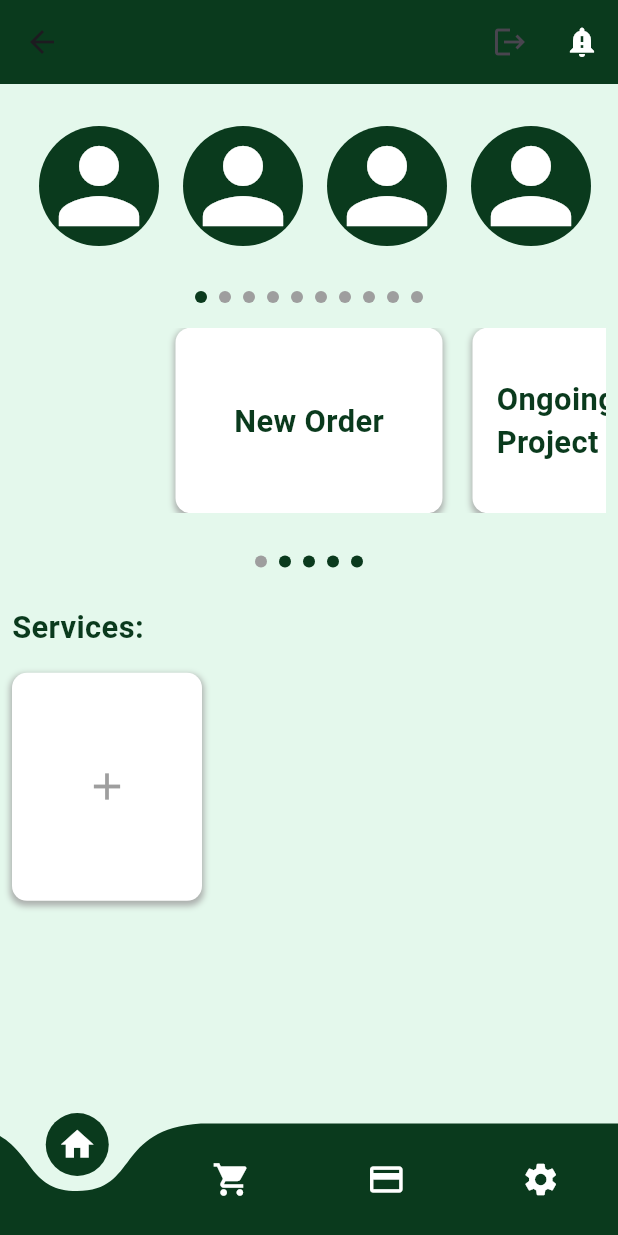
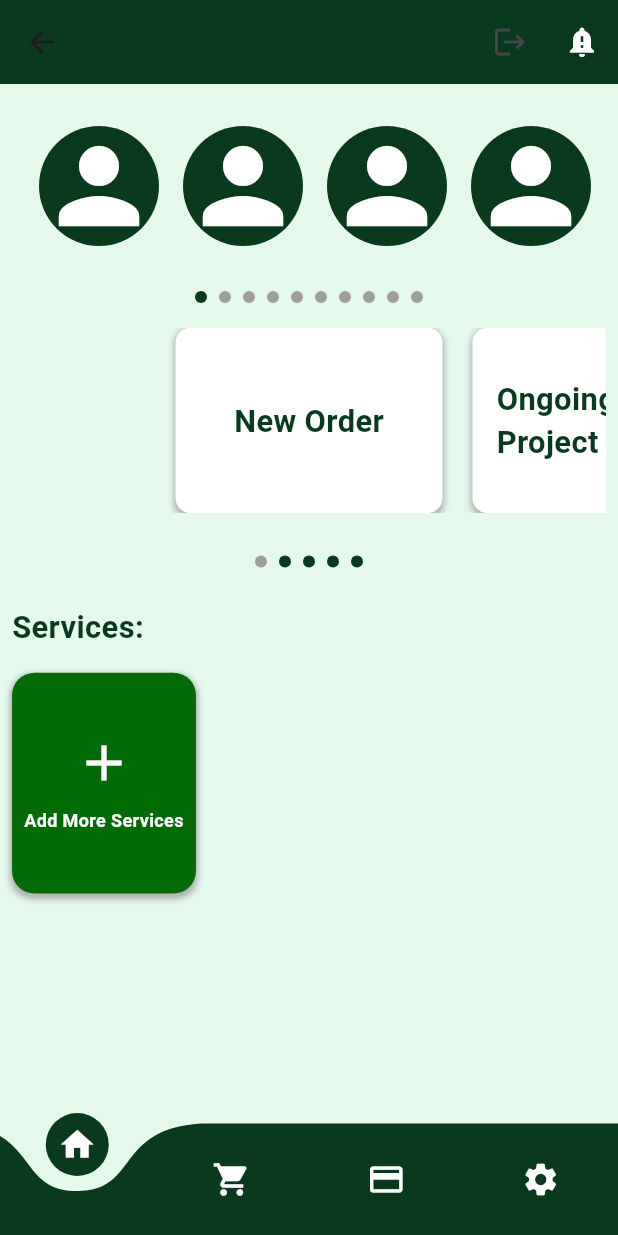
Before and after one commit to Ansinarose/company_app, a Flutter app: the HomeScreen screen opened by its route, on a phone screen of 412 x 824 dp. Run offline on Flutter 3.47's test engine with Material 3 defaults, Android fonts, the phone set to English and light mode, and no system bars; drawn by our look-alikes of curved_navigation_bar, smooth_page_indicator; our stand-ins replace carousel_slider, cloud_firestore, firebase_core, firebase_storage, image_picker, permission_handler; accounts and stored records are empty.

Commit message:
service adding done

```diff
--- a/lib/common/widgets/bottom_nav_bar.dart
+++ b/lib/common/widgets/bottom_nav_bar.dart
@@ -1,3 +1,5 @@
+// ignore_for_file: unused_element
+
 import 'package:curved_navigation_bar/curved_navigation_bar.dart';
 import 'package:flutter/material.dart';
 import 'package:company_application/common/constants/app_colors.dart';
--- a/lib/common/widgets/horrizontal_slider.dart
+++ b/lib/common/widgets/horrizontal_slider.dart
@@ -1,4 +1,4 @@
-// ignore_for_file: unused_local_variable
+// ignore_for_file: unused_local_variable, unnecessary_import
 
 import 'package:company_application/common/constants/app_colors.dart';
 import 'package:company_application/common/constants/app_text_styles.dart';
--- a/lib/features/home/views/home_screen.dart
+++ b/lib/features/home/views/home_screen.dart
@@ -1,11 +1,10 @@
 
-
-import 'package:company_application/common/widgets/bottom_nav_bar.dart';
-import 'package:company_application/features/onboarding/views/carousel_page.dart';
+import 'package:cloud_firestore/cloud_firestore.dart';
 import 'package:company_application/features/services/views/add_services.dart';
 import 'package:flutter/material.dart';
 import 'package:provider/provider.dart';
-import 'package:curved_navigation_bar/curved_navigation_bar.dart';
+import 'package:company_application/features/services/model/service_model.dart';
+import 'package:company_application/common/widgets/bottom_nav_bar.dart';
 import 'package:company_application/common/constants/app_colors.dart';
 import 'package:company_application/features/auth/models/user_model.dart';
 import 'package:company_application/common/widgets/person_slider.dart';
@@ -18,21 +17,26 @@ class HomeScreen extends StatefulWidget {
 }
 
 class _HomeScreenState extends State<HomeScreen> {
-
-  List<String> services = [];
   int _selectedIndex = 0;
 
-  void _addService(String service) {
-    setState(() {
-      services.add(service);
-    });
+  void _addService(String name, String imageUrl) {
+    // This function is not needed when using StreamBuilder, as the UI updates automatically
   }
 
   void _onNavItemTapped(int index) {
     setState(() {
       _selectedIndex = index;
     });
-    // Handle navigation based on the selected index
+  }
+
+  void _navigateToAddService() {
+    Navigator.of(context).push(
+      MaterialPageRoute(
+        builder: (context) => AddServicePage(
+          onAddService: _addService,
+        ),
+      ),
+    );
   }
 
   @override
@@ -71,30 +75,37 @@ class _HomeScreenState extends State<HomeScreen> {
               SizedBox(height: screenHeight * 0.03),
               Text('Services:', style: AppTextStyles.subheading(context)),
               SizedBox(height: screenHeight * 0.02),
-              GridView.builder(
+              StreamBuilder<QuerySnapshot>(
+                stream: FirebaseFirestore.instance.collection('Companyservices').snapshots(),
+                builder: (context, snapshot) {
+                  if (!snapshot.hasData) {
+                    return Center(child: CircularProgressIndicator());
+                  }
+
+                  List<Service> services = snapshot.data!.docs
+                      .map((doc) => Service.fromMap(doc.data() as Map<String, dynamic>))
+                      .toList();
+
+                  return GridView.builder(
                     shrinkWrap: true,
                     physics: NeverScrollableScrollPhysics(),
                     gridDelegate: SliverGridDelegateWithFixedCrossAxisCount(
                       crossAxisCount: 3,
-                  crossAxisSpacing: 8.0,
-                  mainAxisSpacing: 8.0,
-                  childAspectRatio: 1 / 1.2, // Aspect ratio to fit the size
+                      crossAxisSpacing: 14.0,
+                      mainAxisSpacing: 14.0,
+                      childAspectRatio: 1 / 1.2,
                     ),
-                itemCount: services.length + 1,
+                    itemCount: services.length + 1, // Add one more item for the "Add More Services" container
                     itemBuilder: (context, index) {
                       if (index == services.length) {
                         return GestureDetector(
-                      onTap: () {
-                        Navigator.of(context).push(MaterialPageRoute(
-                          builder: (context) => AddServicePage(onAddService: _addService),
-                        ));
-                      },
+                          onTap: _navigateToAddService,
                           child: Container(
                             width: screenWidth * 0.28,
-                        height: screenHeight * 0.1,
+                            height: screenHeight * 1,
                             decoration: BoxDecoration(
-                          color: Colors.white,
-                          borderRadius: BorderRadius.circular(10),
+                              color: Color.fromARGB(255, 2, 107, 6),
+                              borderRadius: BorderRadius.circular(15),
                               boxShadow: [
                                 BoxShadow(
                                   color: Colors.grey.withOpacity(0.8),
@@ -104,18 +115,31 @@ class _HomeScreenState extends State<HomeScreen> {
                                 ),
                               ],
                             ),
-                        child: Center(
-                          child: Icon(Icons.add, size: 30, color: Colors.grey),
+                            child: Column(
+                              mainAxisAlignment: MainAxisAlignment.center,
+                              children: [
+                                Icon(Icons.add, color: Colors.white, size: 40),
+                                SizedBox(height: 10),
+                                Text(
+                                  'Add More Services',
+                                  style: TextStyle(
+                                    color: Colors.white,
+                                    fontSize: 12,
+                                    fontWeight: FontWeight.bold,
+                                  ),
+                                  textAlign: TextAlign.center,
+                                ),
+                              ],
                             ),
                           ),
                         );
-                  }
+                      } else {
                         return Container(
-                    width: screenWidth * 0.28, // Set explicit width
-                    height: screenHeight * 0.15, // Set explicit height
+                          width: screenWidth * 0.28,
+                          height: screenHeight * 1,
                           decoration: BoxDecoration(
-                      color: Colors.white,
-                      borderRadius: BorderRadius.circular(10),
+                            color: Color.fromARGB(255, 2, 107, 6),
+                            borderRadius: BorderRadius.circular(15),
                             boxShadow: [
                               BoxShadow(
                                 color: Colors.grey.withOpacity(0.8),
@@ -125,34 +149,36 @@ class _HomeScreenState extends State<HomeScreen> {
                               ),
                             ],
                           ),
-                    child: Stack(
+                          child: Column(
+                            mainAxisAlignment: MainAxisAlignment.start,
                             children: [
-                        Center(
+                              SizedBox(height: 10),
+                              ClipRRect(
+                                borderRadius: BorderRadius.circular(15),
+                                child: Image.network(
+                                  services[index].imageUrl,
+                                  width: screenWidth * 0.2,
+                                  height: screenHeight * 0.1,
+                                  fit: BoxFit.cover,
+                                ),
+                              ),
+                              Padding(
+                                padding: const EdgeInsets.all(8.0),
                                 child: Text(
-                            services[index],
+                                  services[index].name,
                                   style: TextStyle(
-                              fontSize: 16,
+                                    color: Colors.white,
+                                    fontSize: 12,
                                     fontWeight: FontWeight.bold,
                                   ),
                                   textAlign: TextAlign.center,
                                 ),
                               ),
-                        Positioned(
-                          top: 15,
-                          left: 15,
-                          right: 15,
-                          child: Container(
-                            width: 20,
-                            height: 80,
-                            decoration: BoxDecoration(
-                              color: Colors.blue,
-                              borderRadius: BorderRadius.circular(5),
-                            ),
-
-                          ),
-                        ),
                             ],
                           ),
+                        );
+                      }
+                    },
                   );
                 },
               ),
@@ -160,7 +186,6 @@ class _HomeScreenState extends State<HomeScreen> {
           ),
         ),
       ),
-
       bottomNavigationBar: CurvedNavBar(
         selectedIndex: _selectedIndex,
         onTap: _onNavItemTapped,
--- /dev/null
+++ b/lib/features/services/model/service_model.dart
@@ -0,0 +1,14 @@
+
+class Service {
+  final String name;
+  final String imageUrl;
+
+  Service({required this.name, required this.imageUrl});
+
+  factory Service.fromMap(Map<String, dynamic> data) {
+    return Service(
+      name: data['name'] ?? '',
+      imageUrl: data['imageUrl'] ?? '',
+    );
+  }
+}
--- a/pubspec.yaml
+++ b/pubspec.yaml
@@ -47,6 +47,7 @@ dependencies:
   image_picker: ^1.1.2
   permission_handler: ^11.3.1
   file_picker: ^8.0.3
+  firebase_storage: ^12.0.1
 dev_dependencies:
   flutter_test:
     sdk: flutter
```
Also changed, not shown: lib/features/services/views/add_services.dart (+94 -34 lines), lib/main.dart (+12 -13 lines), firebase.json, lib/firebase_options.dart, pubspec.lock, 4 other files. Lines whose indentation alone changed are shown as unchanged.
